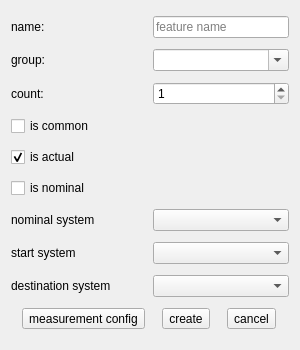
Before: the Qt Designer form ui/createfeature.ui in OpenIndy/OpenIndy, drawn with Qt 5.
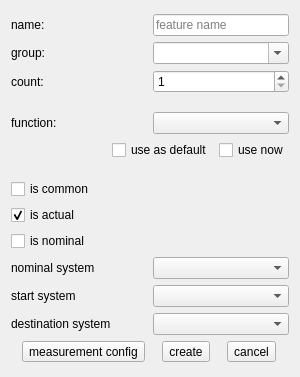
After: the same form once the commit is applied.

Commit message: start implementing default function configuration #8

```diff
--- a/ui/createfeature.ui
+++ b/ui/createfeature.ui
@@ -7,12 +7,20 @@
     <x>0</x>
     <y>0</y>
     <width>300</width>
-    <height>350</height>
+    <height>377</height>
    </rect>
   </property>
+  <property name="sizePolicy">
+   <sizepolicy hsizetype="Preferred" vsizetype="Preferred">
+    <horstretch>0</horstretch>
+    <verstretch>0</verstretch>
+   </sizepolicy>
+  </property>
   <property name="windowTitle">
    <string>Dialog</string>
   </property>
+  <layout class="QGridLayout" name="gridLayout">
+   <item row="0" column="0">
   <layout class="QVBoxLayout" name="verticalLayout">
    <item>
     <layout class="QHBoxLayout" name="horizontalLayout_2" stretch="1,1">
@@ -71,6 +79,86 @@
      </item>
     </layout>
    </item>
+     <item>
+      <spacer name="verticalSpacer_3">
+       <property name="orientation">
+        <enum>Qt::Vertical</enum>
+       </property>
+       <property name="sizeType">
+        <enum>QSizePolicy::Fixed</enum>
+       </property>
+       <property name="sizeHint" stdset="0">
+        <size>
+         <width>20</width>
+         <height>13</height>
+        </size>
+       </property>
+      </spacer>
+     </item>
+     <item>
+      <layout class="QHBoxLayout" name="horizontalLayout_8">
+       <item>
+        <widget class="QLabel" name="label_function">
+         <property name="text">
+          <string>function:</string>
+         </property>
+        </widget>
+       </item>
+       <item>
+        <widget class="QComboBox" name="comboBox_function"/>
+       </item>
+      </layout>
+     </item>
+     <item>
+      <layout class="QHBoxLayout" name="horizontalLayout_9">
+       <item>
+        <spacer name="horizontalSpacer">
+         <property name="orientation">
+          <enum>Qt::Horizontal</enum>
+         </property>
+         <property name="sizeHint" stdset="0">
+          <size>
+           <width>40</width>
+           <height>20</height>
+          </size>
+         </property>
+        </spacer>
+       </item>
+       <item>
+        <widget class="QCheckBox" name="checkBox_useDefault">
+         <property name="text">
+          <string>use as default</string>
+         </property>
+        </widget>
+       </item>
+       <item>
+        <widget class="QCheckBox" name="checkBox_useNow">
+         <property name="text">
+          <string>use now</string>
+         </property>
+         <property name="checked">
+          <bool>false</bool>
+         </property>
+        </widget>
+       </item>
+      </layout>
+     </item>
+     <item>
+      <spacer name="verticalSpacer">
+       <property name="orientation">
+        <enum>Qt::Vertical</enum>
+       </property>
+       <property name="sizeType">
+        <enum>QSizePolicy::Fixed</enum>
+       </property>
+       <property name="sizeHint" stdset="0">
+        <size>
+         <width>18</width>
+         <height>13</height>
+        </size>
+       </property>
+      </spacer>
+     </item>
    <item>
     <widget class="QCheckBox" name="checkBox_common">
      <property name="text">
@@ -159,6 +247,8 @@
         <string>cancel</string>
        </property>
       </widget>
+       </item>
+      </layout>
      </item>
     </layout>
    </item>
```
Lines whose indentation alone changed are shown as unchanged. The commit also changes 13 other files.
